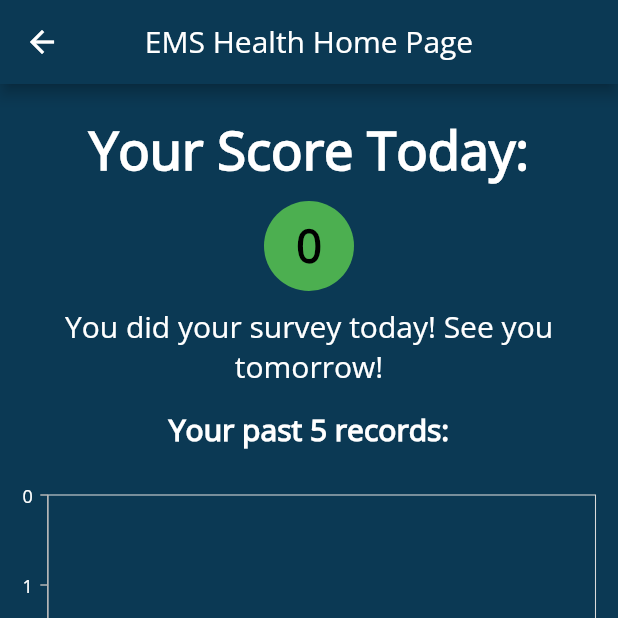
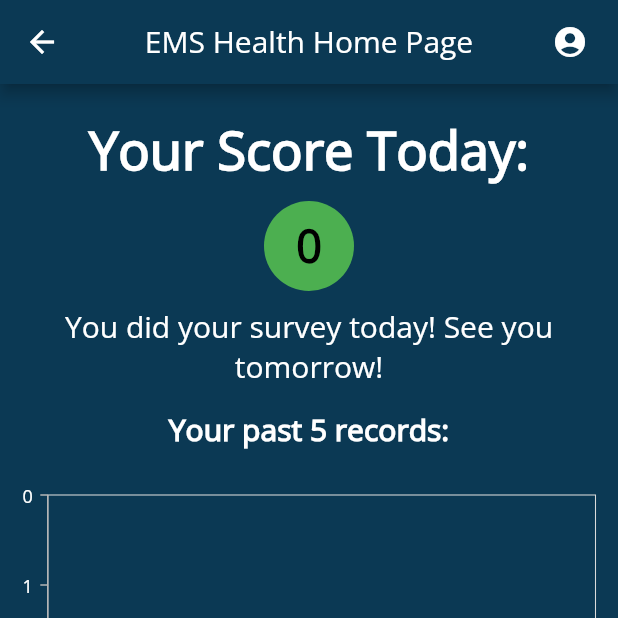
Before and after one commit to purdue-ehealth-projects/eHealth-CP-mobileapp, a Flutter app: the GraphSurvey screen opened directly with empty values, on a phone screen of 412 x 824 dp, the top half of it. Run offline on Flutter 3.47's test engine with Material 2 defaults, Android fonts, the phone set to English and light mode, and no system bars; our stand-ins replace awesome_notifications, dropdown_button2, flutter_native_timezone, flutter_pw_validator, percent_indicator, shared_preferences and 2 more; missing offline and left inert: crypt, flutter_config, mongo_dart; accounts and stored records are empty; statements that could not run were skipped.

Commit message:
Fixed android backup issue, added profile button, updated to 2.1

```diff
--- a/lib/graph_survey.dart
+++ b/lib/graph_survey.dart
@@ -1,16 +1,39 @@
 import 'package:emshealth/completion_page.dart';
 import 'package:flutter/material.dart';
 import 'package:syncfusion_flutter_charts/charts.dart';
+import 'home_page.dart';
 
-class GraphSurvey extends StatelessWidget {
+TextButton profileButton(BuildContext context, String username) {
+  return TextButton(
+    onPressed: () => showProfile(context, username),
+    style: TextButton.styleFrom(
+      foregroundColor: Colors.white,
+    ),
+    child: const Icon(Icons.account_circle),
+  );
+}
+
+class GraphSurvey extends StatefulWidget {
   final List<SurveyScores> gSS;
   final int scoreToday;
   final String name;
-
-  const GraphSurvey(this.gSS, this.scoreToday, this.name, {super.key});
+  const GraphSurvey(
+      {Key? key,
+      required this.gSS,
+      required this.scoreToday,
+      required this.name})
+      : super(key: key);
 
   @override
+  State<GraphSurvey> createState() => _GraphSurveyState();
+}
+
+class _GraphSurveyState extends State<GraphSurvey> {
+  @override
   Widget build(BuildContext context) {
+    final List<SurveyScores> gSS = widget.gSS;
+    final int scoreToday = widget.scoreToday;
+    final String name = widget.name;
     return Scaffold(
       backgroundColor: const Color(0xff0b3954),
       appBar: AppBar(
@@ -21,6 +44,7 @@ class GraphSurvey extends StatelessWidget {
         ),
         backgroundColor: const Color(0xff0b3954),
         leading: null,
+        actions: <Widget>[profileButton(context, name)],
       ),
       body: Container(
         alignment: Alignment.center,
--- a/pubspec.yaml
+++ b/pubspec.yaml
@@ -15,7 +15,7 @@ publish_to: 'none' # Remove this line if you wish to publish to pub.dev
 # In iOS, build-name is used as CFBundleShortVersionString while build-number used as CFBundleVersion.
 # Read more about iOS versioning at
 # https://developer.apple.com/library/archive/documentation/General/Reference/InfoPlistKeyReference/Articles/CoreFoundationKeys.html
-version: 2.0.0+0
+version: 2.0.0+1
 
 environment:
   sdk: ">=2.17.0-125.0.dev <3.0.0"
@@ -37,7 +37,7 @@ dependencies:
   flutter_launcher_icons: ^0.9.1
   font_awesome_flutter: ^9.1.0
   awesome_notifications: ^0.7.3
-  survey_kit: ^0.0.21
+  survey_kit: ^0.1.1
   shared_preferences: ^2.0.13
   fl_chart: ^0.50.1
   syncfusion_flutter_charts: ^20.1.47+1
```
Also changed, not shown: lib/completion_page.dart (+5 -3 lines), lib/database.dart (+9 -1 lines), lib/home_page.dart (+58 -16 lines), lib/survey_page.dart (+28 -4 lines), pubspec.lock, 2 other files.
